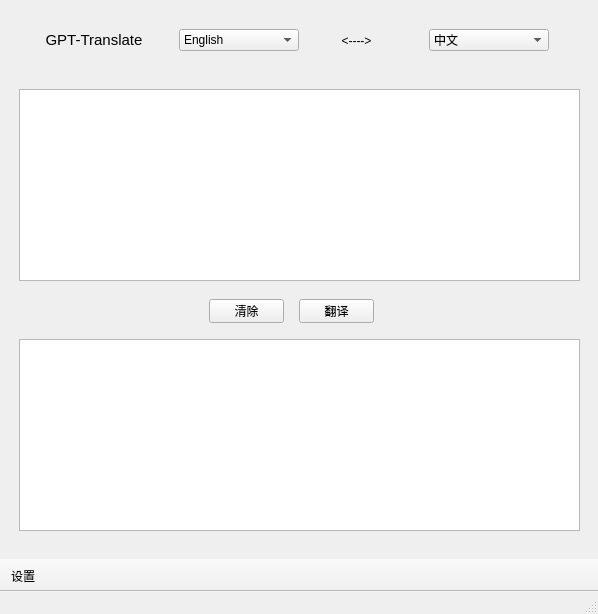
Old version of the form translate.ui in the repository scavenger-caesar/GPT-Translate.
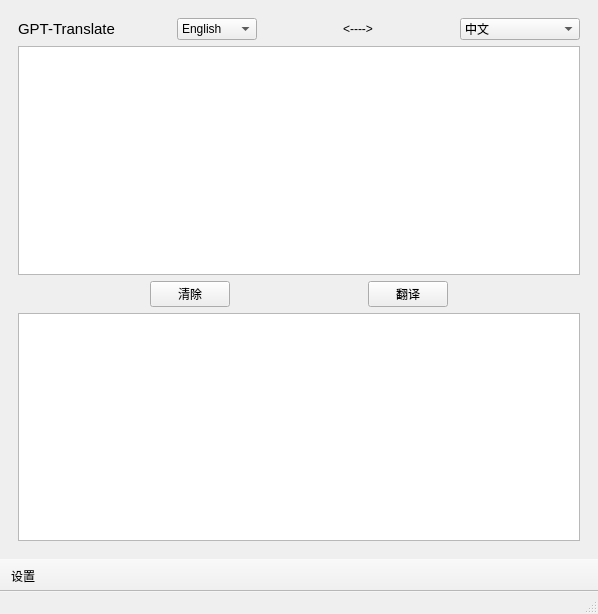
New version of the form. The open tabs and pages were chosen to show the change.

Commit message: 优化布局

```diff
--- a/translate.ui
+++ b/translate.ui
@@ -15,21 +15,19 @@
   </property>
   <widget class="QWidget" name="centralwidget">
    <layout class="QGridLayout" name="gridLayout">
-    <item row="0" column="1">
+    <item row="0" column="0">
      <widget class="QStackedWidget" name="stackedWidget">
       <property name="currentIndex">
        <number>0</number>
       </property>
       <widget class="QWidget" name="translate_page">
+       <layout class="QGridLayout" name="gridLayout_2">
+        <item row="0" column="0">
+         <layout class="QVBoxLayout" name="verticalLayout_2">
+          <item>
+           <layout class="QHBoxLayout" name="horizontalLayout">
+            <item>
        <widget class="QLabel" name="title_label">
-        <property name="geometry">
-         <rect>
-          <x>20</x>
-          <y>20</y>
-          <width>130</width>
-          <height>22</height>
-         </rect>
-        </property>
         <property name="font">
          <font>
           <pointsize>11</pointsize>
@@ -45,47 +43,22 @@
          <set>Qt::AlignCenter</set>
         </property>
        </widget>
-       <widget class="QComboBox" name="target_language_comboBox">
-        <property name="geometry">
-         <rect>
-          <x>420</x>
-          <y>20</y>
-          <width>120</width>
-          <height>22</height>
-         </rect>
-        </property>
-        <property name="minimumSize">
+            </item>
+            <item>
+             <spacer name="horizontalSpacer_2">
+              <property name="orientation">
+               <enum>Qt::Horizontal</enum>
+              </property>
+              <property name="sizeHint" stdset="0">
          <size>
-          <width>120</width>
-          <height>0</height>
-         </size>
-        </property>
-        <property name="toolTip">
-         <string>目标语言</string>
-        </property>
-        <property name="statusTip">
-         <string>目标语言</string>
-        </property>
-        <item>
-         <property name="text">
-          <string>中文</string>
-         </property>
+                <width>40</width>
+                <height>20</height>
+               </size>
+              </property>
+             </spacer>
         </item>
         <item>
-         <property name="text">
-          <string>English</string>
-         </property>
-        </item>
-       </widget>
        <widget class="QComboBox" name="native_language_comboBox">
-        <property name="geometry">
-         <rect>
-          <x>170</x>
-          <y>20</y>
-          <width>120</width>
-          <height>22</height>
-         </rect>
-        </property>
         <property name="minimumSize">
          <size>
           <width>80</width>
@@ -103,15 +76,22 @@
          </property>
         </item>
        </widget>
+            </item>
+            <item>
+             <spacer name="horizontalSpacer_3">
+              <property name="orientation">
+               <enum>Qt::Horizontal</enum>
+              </property>
+              <property name="sizeHint" stdset="0">
+               <size>
+                <width>30</width>
+                <height>20</height>
+               </size>
+              </property>
+             </spacer>
+            </item>
+            <item>
        <widget class="QPushButton" name="swap_button">
-        <property name="geometry">
-         <rect>
-          <x>310</x>
-          <y>20</y>
-          <width>75</width>
-          <height>24</height>
-         </rect>
-        </property>
         <property name="toolTip">
          <string>交换翻译语言</string>
         </property>
@@ -125,15 +105,50 @@
          <bool>true</bool>
         </property>
        </widget>
+            </item>
+            <item>
+             <spacer name="horizontalSpacer_4">
+              <property name="orientation">
+               <enum>Qt::Horizontal</enum>
+              </property>
+              <property name="sizeHint" stdset="0">
+               <size>
+                <width>30</width>
+                <height>20</height>
+               </size>
+              </property>
+             </spacer>
+            </item>
+            <item>
+             <widget class="QComboBox" name="target_language_comboBox">
+              <property name="minimumSize">
+               <size>
+                <width>120</width>
+                <height>0</height>
+               </size>
+              </property>
+              <property name="toolTip">
+               <string>目标语言</string>
+              </property>
+              <property name="statusTip">
+               <string>目标语言</string>
+              </property>
+              <item>
+               <property name="text">
+                <string>中文</string>
+               </property>
+              </item>
+              <item>
+               <property name="text">
+                <string>English</string>
+               </property>
+              </item>
+             </widget>
+            </item>
+           </layout>
+          </item>
+          <item>
        <widget class="QTextBrowser" name="original_text">
-        <property name="geometry">
-         <rect>
-          <x>10</x>
-          <y>80</y>
-          <width>561</width>
-          <height>192</height>
-         </rect>
-        </property>
         <property name="toolTip">
          <string>Ctrl+T可以快捷翻译</string>
         </property>
@@ -144,42 +159,70 @@
          <bool>false</bool>
         </property>
        </widget>
-       <widget class="QTextBrowser" name="target_text">
-        <property name="geometry">
-         <rect>
-          <x>10</x>
-          <y>330</y>
-          <width>561</width>
-          <height>192</height>
-         </rect>
-        </property>
-       </widget>
-       <widget class="QPushButton" name="translate_button">
-        <property name="geometry">
-         <rect>
-          <x>290</x>
-          <y>290</y>
-          <width>75</width>
-          <height>24</height>
-         </rect>
-        </property>
-        <property name="text">
-         <string>翻译</string>
-        </property>
-       </widget>
+          </item>
+          <item>
+           <layout class="QHBoxLayout" name="horizontalLayout_2">
+            <item>
+             <spacer name="horizontalSpacer_5">
+              <property name="orientation">
+               <enum>Qt::Horizontal</enum>
+              </property>
+              <property name="sizeHint" stdset="0">
+               <size>
+                <width>40</width>
+                <height>20</height>
+               </size>
+              </property>
+             </spacer>
+            </item>
+            <item>
        <widget class="QPushButton" name="clean_pushButton">
-        <property name="geometry">
-         <rect>
-          <x>200</x>
-          <y>290</y>
-          <width>75</width>
-          <height>24</height>
-         </rect>
-        </property>
         <property name="text">
          <string>清除</string>
         </property>
        </widget>
+            </item>
+            <item>
+             <spacer name="horizontalSpacer">
+              <property name="orientation">
+               <enum>Qt::Horizontal</enum>
+              </property>
+              <property name="sizeHint" stdset="0">
+               <size>
+                <width>40</width>
+                <height>20</height>
+               </size>
+              </property>
+             </spacer>
+            </item>
+            <item>
+             <widget class="QPushButton" name="translate_button">
+              <property name="text">
+               <string>翻译</string>
+              </property>
+             </widget>
+            </item>
+            <item>
+             <spacer name="horizontalSpacer_6">
+              <property name="orientation">
+               <enum>Qt::Horizontal</enum>
+              </property>
+              <property name="sizeHint" stdset="0">
+               <size>
+                <width>40</width>
+                <height>20</height>
+               </size>
+              </property>
+             </spacer>
+            </item>
+           </layout>
+          </item>
+          <item>
+           <widget class="QTextBrowser" name="target_text"/>
+          </item>
+         </layout>
+        </item>
+       </layout>
       </widget>
       <widget class="QWidget" name="setting_page">
        <widget class="QLabel" name="api_key_label">
```
Left out of the diff: 148 changed lines with no effect on the pictures. Lines whose indentation alone changed are shown as unchanged.
